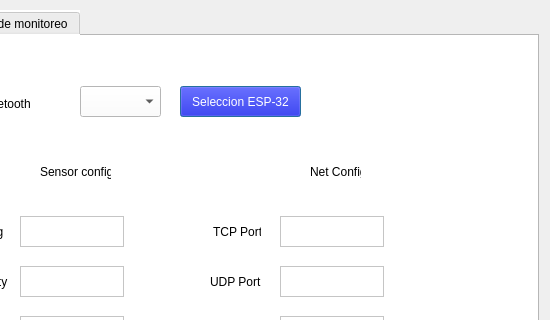
Qt form server/Iot_tarea2.ui (noliverop/tarea3_iot) before a commit; both pictures show x 222 to 772 and y 0 to 320 of the 772 by 775 pixel window.
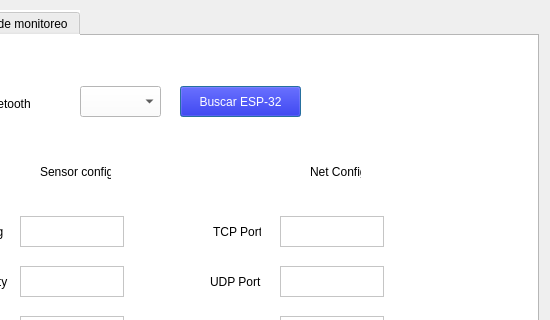
The same form after that commit. The open tabs and pages were chosen to show the change. Custom widgets are drawn as their Qt base class.

Commit message: buscar senales

The edit to the form file:
```diff
--- a/server/Iot_tarea2.ui
+++ b/server/Iot_tarea2.ui
@@ -59,7 +59,7 @@
 color: rgb(255, 255, 255);</string>
      </property>
      <property name="text">
-      <string>Seleccion ESP-32</string>
+      <string>Buscar ESP-32</string>
      </property>
     </widget>
     <widget class="QPushButton" name="boton_configuracion">
```
Left out of the diff: 4 changed lines with no effect on the pictures. The commit also changes 3 other files.
